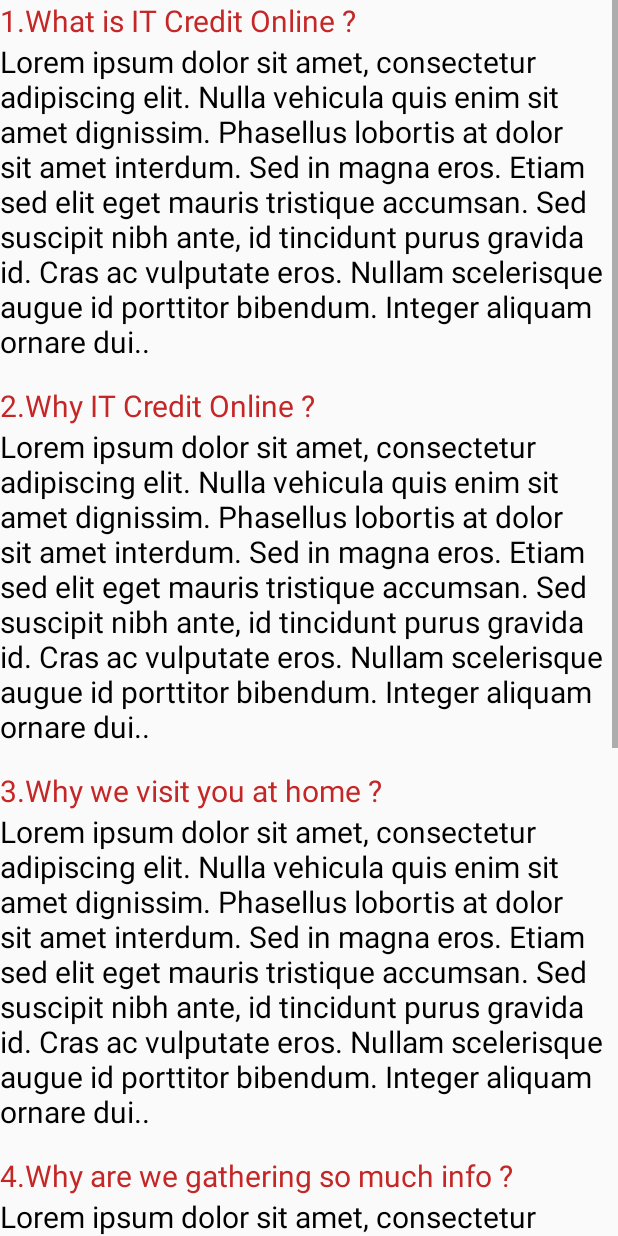
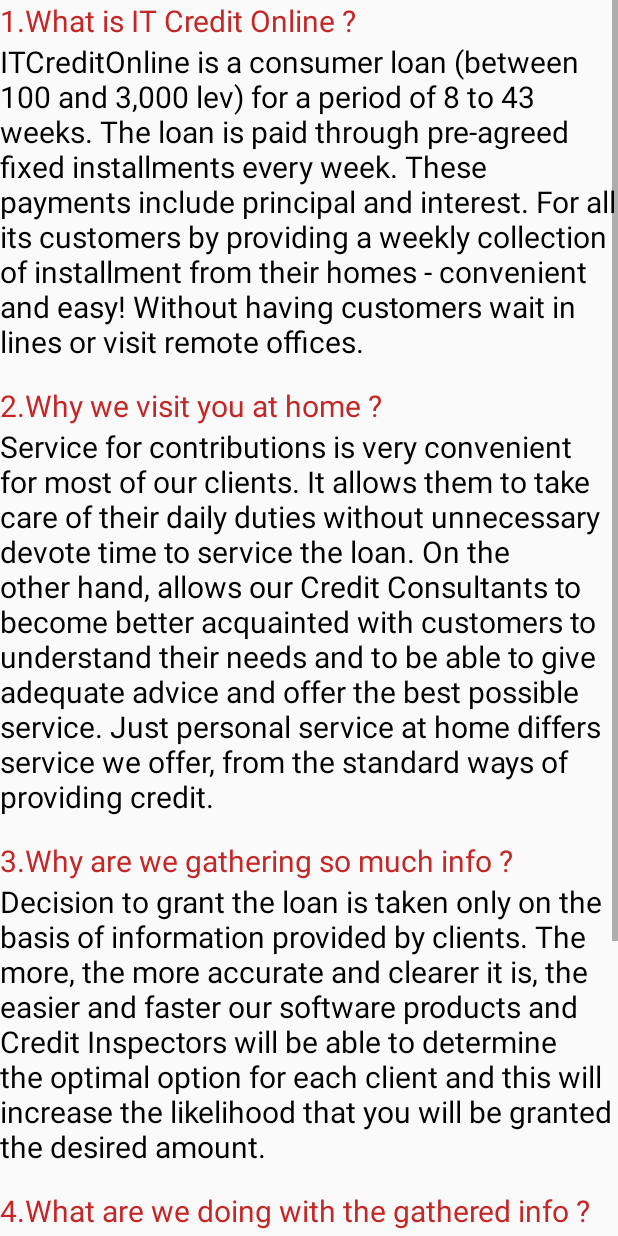
Before and after one commit to CreditApp/CreditApp, an Android app: the fragment AboutFragment shown on its own in the app's theme, on a phone screen of 412 x 824 dp. Run offline under Robolectric (Android 15) with nearby library versions, the phone set to English and light mode, and no system bars.

Commit message:
About fragment is edited with normal information!

```diff
--- a/app/src/main/res/layout/fragment_about.xml
+++ b/app/src/main/res/layout/fragment_about.xml
@@ -31,22 +31,6 @@
         android:textColor="@color/black"
         android:text="@string/loremIpsum" />
 
-    <TextView
-        android:layout_width="match_parent"
-        android:layout_height="wrap_content"
-        android:id="@+id/Title2"
-        android:textSize="20sp"
-        android:textColor="@color/colorPrimary"
-        android:text="2.Why IT Credit Online ?" />
-
-    <TextView
-        android:layout_width="match_parent"
-        android:layout_height="wrap_content"
-        android:id="@+id/question2"
-        android:paddingBottom="15dp"
-        android:textSize="20sp"
-        android:textColor="@color/black"
-        android:text="@string/loremIpsum" />
 
     <TextView
         android:layout_width="match_parent"
@@ -54,7 +38,7 @@
         android:id="@+id/Title3"
         android:textSize="20sp"
         android:textColor="@color/colorPrimary"
-        android:text="3.Why we visit you at home ?" />
+        android:text="2.Why we visit you at home ?" />
 
 
 
@@ -65,7 +49,7 @@
         android:textSize="20sp"
         android:textColor="@color/black"
         android:paddingBottom="15dp"
-        android:text="@string/loremIpsum" />
+        android:text="@string/service_for_contributions_is_very_convenient_for_most_of_our_clients_it_allows_them_to_take_care_of_their_daily_duties_without_unnecessary_devote_time_to_service_the_loan_on_the_other_hand_allows_our_credit_consultants_to_become_better_acquainted_with_customers_to_understand_their_needs_and_to_be_able_to_give_adequate_advice_and_offer_the_best_possible_service_just_personal_service_at_home_differs_service_we_offer_from_the_standard_ways_of_providing_credit" />
 
     <TextView
         android:layout_width="match_parent"
@@ -73,7 +57,7 @@
         android:id="@+id/Title4"
         android:textSize="20sp"
         android:textColor="@color/colorPrimary"
-        android:text="4.Why are we gathering so much info ?" />
+        android:text="3.Why are we gathering so much info ?" />
 
     <TextView
         android:layout_width="match_parent"
@@ -82,7 +66,7 @@
         android:textSize="20sp"
         android:paddingBottom="15dp"
         android:textColor="@color/black"
-        android:text="@string/loremIpsum" />
+        android:text="@string/decision_to_grant_the_loan_is_taken_only_on_the_basis_of_information_provided_by_clients_the_more_the_more_accurate_and_clearer_it_is_the_easier_and_faster_our_software_products_and_credit_inspectors_will_be_able_to_determine_the_optimal_option_for_each_client_and_this_will_increase_the_likelihood_that_you_will_be_granted_the_desired_amount" />
 
     <TextView
         android:layout_width="match_parent"
@@ -90,7 +74,7 @@
         android:id="@+id/Title5"
         android:textSize="20sp"
         android:textColor="@color/colorPrimary"
-        android:text="5.What are we doing with the gathered info ?" />
+        android:text="4.What are we doing with the gathered info ?" />
 
     <TextView
         android:layout_width="match_parent"
@@ -99,7 +83,7 @@
         android:textSize="20sp"
         android:paddingBottom="15dp"
         android:textColor="@color/black"
-        android:text="@string/loremIpsum" />
+        android:text="@string/itcreditonline_has_been_certified_for_administrator_of_personal_data_by_the_commission_for_the_protection_of_personal_data_personal_data_of_our_customers_are_protected_and_company_store_and_use_them_in_strict_compliance_with_the_provisions_of_the_law_on_protection_of_personal_data" />
 
     <LinearLayout
         android:layout_width="match_parent"
--- a/app/src/main/res/values/strings.xml
+++ b/app/src/main/res/values/strings.xml
@@ -17,11 +17,11 @@
     <string name="phone_info">Phone:</string>
     <string name="account_information">Account information</string>
 
-    <string name="loremIpsum">Lorem ipsum dolor sit amet, consectetur adipiscing elit.
-        Nulla vehicula quis enim sit amet dignissim. Phasellus lobortis at dolor sit amet interdum.
-        Sed in magna eros. Etiam sed elit eget mauris tristique accumsan. Sed suscipit nibh ante,
-        id tincidunt purus gravida id. Cras ac vulputate eros. Nullam scelerisque augue id porttitor bibendum.
-        Integer aliquam ornare dui..</string>
+    <string name="loremIpsum">ITCreditOnline is a consumer loan (between 100 and 3,000 lev) for a period of 8 to 43 weeks.
+        The loan is paid through pre-agreed fixed installments every week.
+        These payments include principal and interest. For all its customers by providing a weekly
+        collection of installment from their homes - convenient and easy!
+        Without having customers wait in lines or visit remote offices.</string>
     <string name="credit_information">Credit information</string>
     <string name="what_u_want_to_calculate">What u want to calculate?</string>
     <string name="parameters_credit">Parameters of credit:</string>
@@ -33,6 +33,9 @@
     <string name="month">month</string>
     <string name="clean">Clean</string>
     <string name="calculate">Calculate</string>
+    <string name="service_for_contributions_is_very_convenient_for_most_of_our_clients_it_allows_them_to_take_care_of_their_daily_duties_without_unnecessary_devote_time_to_service_the_loan_on_the_other_hand_allows_our_credit_consultants_to_become_better_acquainted_with_customers_to_understand_their_needs_and_to_be_able_to_give_adequate_advice_and_offer_the_best_possible_service_just_personal_service_at_home_differs_service_we_offer_from_the_standard_ways_of_providing_credit">Service for contributions is very convenient for most of our clients. It allows them to take care of their daily duties without unnecessary devote time to service the loan. On the other hand, allows our Credit Consultants to become better acquainted with customers to understand their needs and to be able to give adequate advice and offer the best possible service. Just personal service at home differs service we offer, from the standard ways of providing credit.</string>
+    <string name="decision_to_grant_the_loan_is_taken_only_on_the_basis_of_information_provided_by_clients_the_more_the_more_accurate_and_clearer_it_is_the_easier_and_faster_our_software_products_and_credit_inspectors_will_be_able_to_determine_the_optimal_option_for_each_client_and_this_will_increase_the_likelihood_that_you_will_be_granted_the_desired_amount">Decision to grant the loan is taken only on the basis of information provided by clients. The more, the more accurate and clearer it is, the easier and faster our software products and Credit Inspectors will be able to determine the optimal option for each client and this will increase the likelihood that you will be granted the desired amount.</string>
+    <string name="itcreditonline_has_been_certified_for_administrator_of_personal_data_by_the_commission_for_the_protection_of_personal_data_personal_data_of_our_customers_are_protected_and_company_store_and_use_them_in_strict_compliance_with_the_provisions_of_the_law_on_protection_of_personal_data">\'ITCREDITONLINE\' has been certified for administrator of personal data by the Commission for the protection of personal data. Personal data of our customers are protected and Company store and use them in strict compliance with the provisions of the Law on Protection of Personal Data.</string>
 
 
 </resources>
```
Also changed, not shown: app/src/main/java/com/example/android/itcreditonline/Model/Database/DBManager.java (+8 -15 lines).
